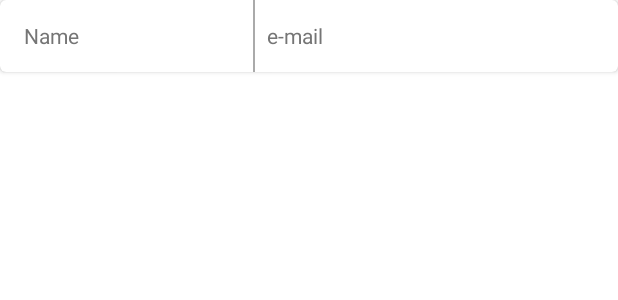
After one commit to appeldaniel1998/ABM, an Android app: the layout utils_clients_item.xml on its own in the app's theme, with its tools: preview values and no code run, on a phone screen of 412 x 824 dp. The commit adds this screen. Shown: the top 300 px of the screen. Run offline under Robolectric (Android 15) with nearby library versions, the phone set to English and light mode, and no system bars.

Commit message:
Added recycler view to  clients page

```diff
--- a/app/src/main/java/com/example/abm/LoginAndRegistration/LogReg_RegisterActivity.java
+++ b/app/src/main/java/com/example/abm/LoginAndRegistration/LogReg_RegisterActivity.java
@@ -12,7 +12,7 @@ import android.widget.Toast;
 
 import com.example.abm.Appointments.AppointmentsMainActivity;
 import com.example.abm.BaseActivity;
-import com.example.abm.Clients.User;
+import com.example.abm.Clients.Client;
 import com.example.abm.R;
 import com.google.firebase.auth.FirebaseUser;
 
@@ -87,7 +87,7 @@ public class LogReg_RegisterActivity extends BaseActivity {
                 FirebaseUser user = super.getCurrFirebaseAuth().getCurrentUser();
                 String userUID = user.getUid();
 
-                User userToAdd = new User(textFirstName, textLastName, textEmail, textPhoneNumber, textAddress, textBirthdayDate); //creating a new user
+                Client userToAdd = new Client(textFirstName, textLastName, textEmail, textPhoneNumber, textAddress, textBirthdayDate, userUID); //creating a new user
                 super.getCurrDatabase().collection("Clients").document(userUID).set(userToAdd); //adding user data to database
 
                 Toast.makeText(LogReg_RegisterActivity.this, "Registration successful", Toast.LENGTH_SHORT).show();
--- a/app/src/main/res/layout/activity_logreg_login_or_register.xml
+++ b/app/src/main/res/layout/activity_logreg_login_or_register.xml
@@ -45,6 +45,7 @@
             android:fontFamily="sans-serif-condensed"
             android:shadowColor="#E91E63"
             android:text="@string/register"
+            android:textColor="#607D8B"
             android:textSize="20sp"
             app:layout_constraintBottom_toTopOf="@+id/logInButton"
             app:layout_constraintEnd_toEndOf="parent"
@@ -63,6 +64,7 @@
             android:fontFamily="sans-serif-smallcaps"
             android:shadowColor="#BF7979"
             android:text="@string/log_in"
+            android:textColor="#607D8B"
             android:textSize="20sp"
             app:layout_constraintBottom_toBottomOf="parent"
             app:layout_constraintEnd_toEndOf="parent"
--- /dev/null
+++ b/app/src/main/res/layout/utils_clients_item.xml
@@ -0,0 +1,55 @@
+<?xml version="1.0" encoding="utf-8"?>
+<androidx.cardview.widget.CardView xmlns:android="http://schemas.android.com/apk/res/android"
+    xmlns:app="http://schemas.android.com/apk/res-auto"
+    xmlns:tools="http://schemas.android.com/tools"
+    android:layout_width="match_parent"
+    android:layout_height="wrap_content"
+    app:cardCornerRadius="4dp">
+
+    <LinearLayout
+        android:id="@+id/nameLinearLayout"
+        android:layout_width="match_parent"
+        android:layout_height="wrap_content"
+        android:orientation="horizontal"
+        android:weightSum="100"
+        app:layout_constraintEnd_toEndOf="parent"
+        app:layout_constraintStart_toStartOf="parent"
+        app:layout_constraintTop_toTopOf="parent">
+
+        <TextView
+            android:id="@+id/name"
+            android:layout_width="0dp"
+            android:layout_height="wrap_content"
+            android:layout_marginEnd="8dp"
+            android:layout_marginStart="16dp"
+            android:layout_weight="40"
+            android:autofillHints="name"
+            android:ems="10"
+            android:gravity="center_vertical"
+            android:hint="Name"
+            android:minHeight="48dp"
+            android:textColorHint="#757575"
+            app:layout_constraintStart_toStartOf="parent"
+            app:layout_constraintTop_toTopOf="parent" />
+
+        <View
+            android:layout_width="1dp"
+            android:layout_height="match_parent"
+            android:background="@android:color/darker_gray" />
+
+        <TextView
+            android:id="@+id/email"
+            android:layout_width="0dp"
+            android:layout_height="wrap_content"
+            android:layout_marginStart="8dp"
+            android:layout_marginEnd="16dp"
+            android:layout_weight="60"
+            android:autofillHints="name"
+            android:ems="10"
+            android:gravity="center_vertical"
+            android:hint="@string/e_mail"
+            android:minHeight="48dp"
+            android:textColorHint="#757575" />
+    </LinearLayout>
+
+</androidx.cardview.widget.CardView>
```
Also changed, not shown: app/src/main/AndroidManifest.xml (+0 -7 lines), app/src/main/java/com/example/abm/BaseActivity.java (+10 -0 lines), app/src/main/java/com/example/abm/Clients/Client.java (renamed from app/src/main/java/com/example/abm/Clients/User.java, +31 -18 lines), app/src/main/java/com/example/abm/Clients/ClientItemRecycleView.java (added, +19 -0 lines), app/src/main/java/com/example/abm/Clients/ClientsMainActivity.java (+54 -1 lines), app/src/main/java/com/example/abm/Clients/ClientsRecycleAdapter.java (added, +89 -0 lines), app/src/main/res/layout/activity_clients_main.xml (+25 -17 lines).
